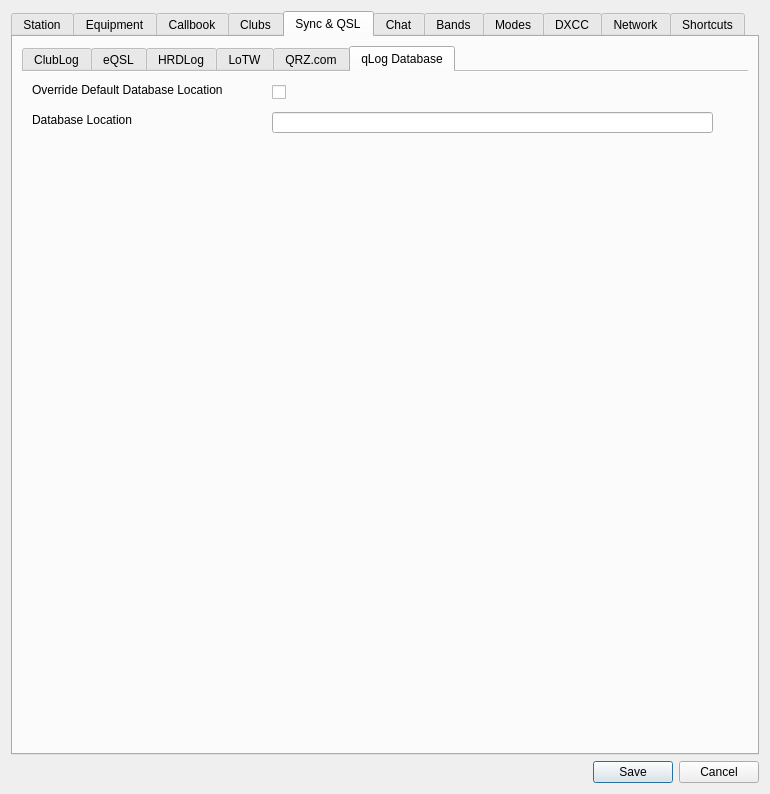
Before: the Qt Designer form ui/SettingsDialog.ui in aa5sh/QLog, drawn with Qt 5.
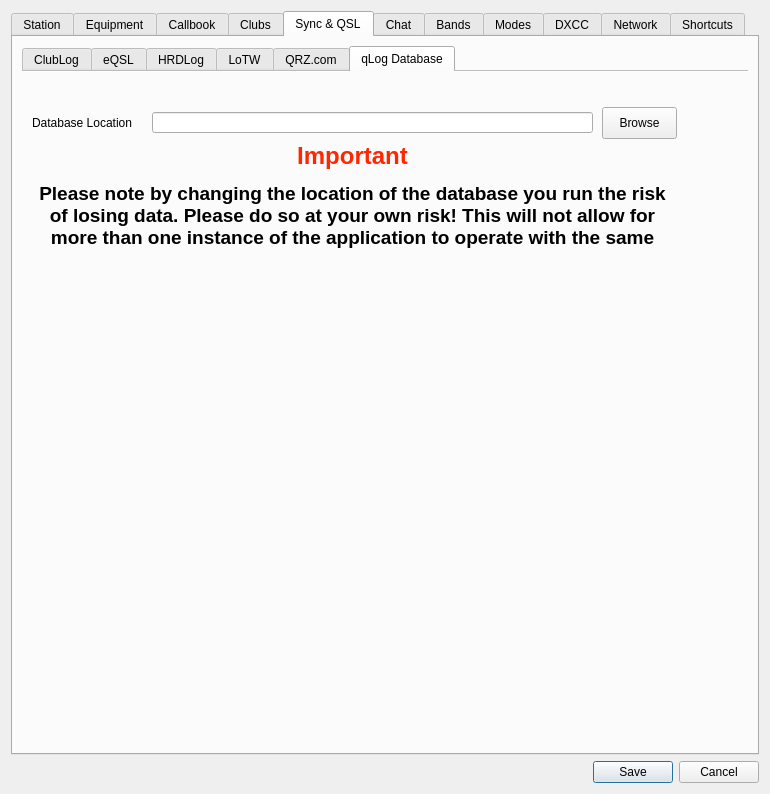
After: the same form once the commit is applied. The open tabs and pages were chosen to show the change. Icons and pictures are not drawn.

The edit to the form file:
```diff
--- a/ui/SettingsDialog.ui
+++ b/ui/SettingsDialog.ui
@@ -3541,39 +3541,13 @@
           <attribute name="title">
            <string>qLog Database</string>
           </attribute>
-          <widget class="QLabel" name="label">
-           <property name="geometry">
-            <rect>
-             <x>10</x>
-             <y>10</y>
-             <width>221</width>
-             <height>16</height>
-            </rect>
-           </property>
-           <property name="text">
-            <string>Override Default Database Location</string>
-           </property>
-          </widget>
-          <widget class="QCheckBox" name="checkBox">
-           <property name="geometry">
-            <rect>
-             <x>250</x>
-             <y>10</y>
-             <width>431</width>
-             <height>20</height>
-            </rect>
-           </property>
-           <property name="text">
-            <string/>
-           </property>
-          </widget>
           <widget class="QLabel" name="label_6">
            <property name="geometry">
             <rect>
              <x>10</x>
              <y>40</y>
-             <width>211</width>
-             <height>16</height>
+             <width>131</width>
+             <height>21</height>
             </rect>
            </property>
            <property name="text">
@@ -3583,13 +3557,48 @@
           <widget class="QLineEdit" name="qLogDatabasePath">
            <property name="geometry">
             <rect>
-             <x>250</x>
+             <x>130</x>
              <y>40</y>
              <width>441</width>
              <height>21</height>
             </rect>
            </property>
           </widget>
+          <widget class="QPushButton" name="databasePathBrowseButton">
+           <property name="geometry">
+            <rect>
+             <x>580</x>
+             <y>35</y>
+             <width>75</width>
+             <height>32</height>
+            </rect>
+           </property>
+           <property name="text">
+            <string>Browse</string>
+           </property>
+           <property name="icon">
+            <iconset theme="folder-open"/>
+           </property>
+          </widget>
+          <widget class="QLabel" name="label">
+           <property name="geometry">
+            <rect>
+             <x>10</x>
+             <y>70</y>
+             <width>641</width>
+             <height>111</height>
+            </rect>
+           </property>
+           <property name="text">
+            <string>&lt;html&gt;&lt;head/&gt;&lt;body&gt;&lt;p&gt;&lt;span style=&quot; font-size:18pt; font-weight:700; color:#ff2600;&quot;&gt;Important&lt;/span&gt;&lt;/p&gt;&lt;p&gt;&lt;span style=&quot; font-size:14pt; font-weight:700; color:#000000;&quot;&gt;Please note by changing the location of the database you run the risk of losing data.  Please do so at your own risk!  This will not allow for more than one instance of the application to operate with the same database.&lt;/span&gt;&lt;/p&gt;&lt;/body&gt;&lt;/html&gt;</string>
+           </property>
+           <property name="alignment">
+            <set>Qt::AlignmentFlag::AlignCenter</set>
+           </property>
+           <property name="wordWrap">
+            <bool>true</bool>
+           </property>
+          </widget>
          </widget>
         </widget>
        </item>
```
Left out of the diff: 2 changed lines with no effect on the pictures.
